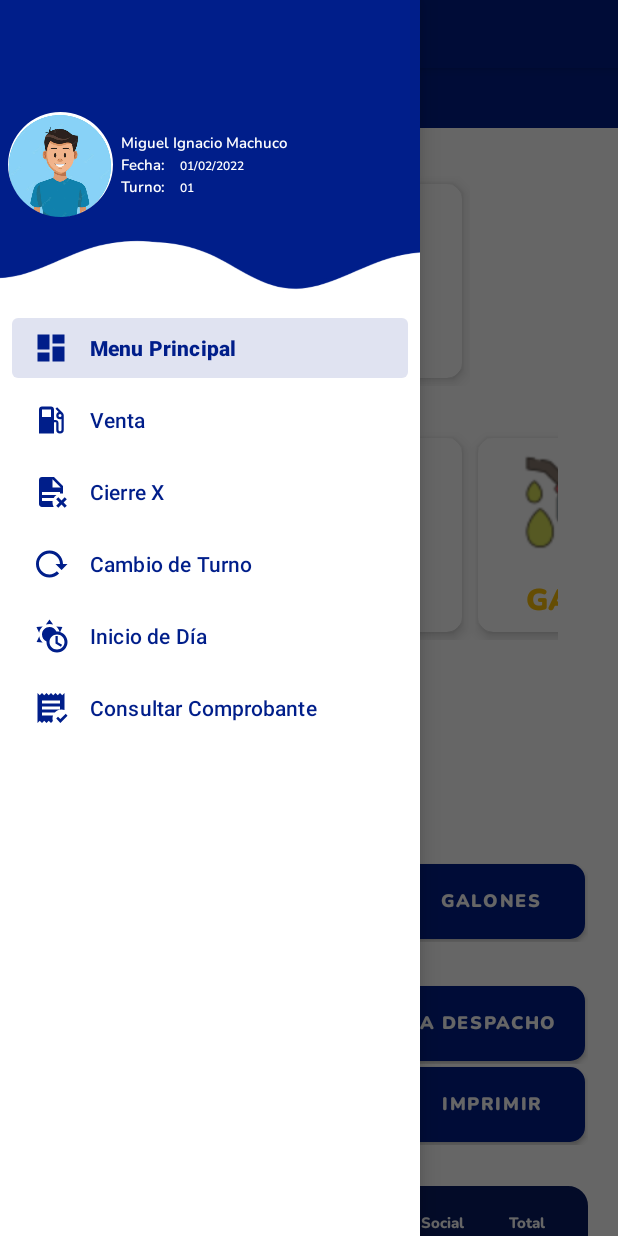
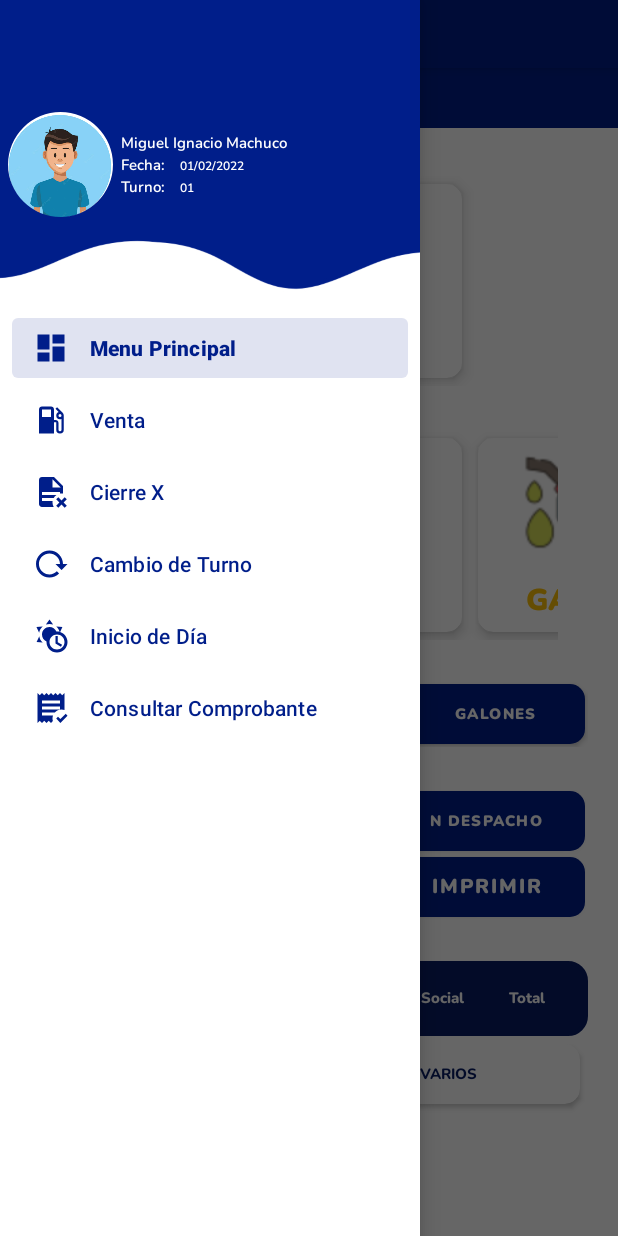
Before and after one commit to melinallacuag/Printama, an Android app: the fragment VentaFragment placed in its activity, with the side drawer open, on a phone screen of 412 x 824 dp. Run offline under Robolectric (Android 15) with nearby library versions, the phone set to English and light mode, and no system bars; libraries missing offline, so code that uses them is left out: com.journeyapps.barcodescanner, net.glxn.qrgen; 2 statements that could not run were skipped.

```diff
--- a/app/src/main/AndroidManifest.xml
+++ b/app/src/main/AndroidManifest.xml
@@ -10,6 +10,8 @@
 
     <uses-permission android:name="android.permission.READ_PRIVILEGED_PHONE_STATE"
         tools:ignore="ProtectedPermissions" />
+    <uses-permission android:name="android.permission.WRITE_EXTERNAL_STORAGE" />
+    <uses-permission android:name="android.permission.READ_EXTERNAL_STORAGE" />
 
     <application
         android:allowBackup="true"
--- a/app/src/main/java/com/anggastudio/sample/SolesFragment.java
+++ b/app/src/main/java/com/anggastudio/sample/SolesFragment.java
@@ -52,12 +52,12 @@ public class SolesFragment extends DialogFragment {
             public void onClick(View view) {
                 textsol = (TextView) getActivity().findViewById(R.id.txtimporte);
 
+
                 BigDecimal bd = new BigDecimal(montosoles.getText().toString());
                 bd = bd.setScale(2, RoundingMode.HALF_UP);
                 textsol.setText(bd.toString());
 
            //     textsol.setText( montosoles.getText().toString());
-
 
                String textsol = montosoles.getText().toString().trim();
                 int numsol   = Integer.parseInt(textsol);
@@ -70,6 +70,8 @@ public class SolesFragment extends DialogFragment {
                     Toast.makeText(getContext(), "SE AGREGO CORRECTAMENTE", Toast.LENGTH_SHORT).show();
                     dismiss();
                 }
+
+
 
 
             }
--- a/app/src/main/res/drawable/fondo_degradado.xml
+++ b/app/src/main/res/drawable/fondo_degradado.xml
@@ -4,9 +4,9 @@
         <shape android:shape="rectangle">
             <corners android:radius="20dp"/>
             <gradient
-                android:startColor="#5992A4"
-                android:centerColor="#5992A4"
-                android:endColor="#515DC2"
+                android:startColor="#A6D0DD"
+                android:centerColor="#A4CBD6"
+                android:endColor="#656FC8"
                 android:type="linear"
                 android:centerX="0.5"
                 android:centerY="0.1"/>
--- a/app/src/main/res/layout/activity_login.xml
+++ b/app/src/main/res/layout/activity_login.xml
@@ -117,6 +117,7 @@
             android:layout_height="wrap_content"
             android:layout_marginTop="20sp"
             android:textAllCaps="true"
+            android:fontFamily="@font/nunito_semibold"
             android:layout_gravity="center" />
     </LinearLayout>
 
--- a/app/src/main/res/layout/fragment_boleta.xml
+++ b/app/src/main/res/layout/fragment_boleta.xml
@@ -11,7 +11,7 @@
         android:layout_width="380sp"
         android:layout_height="wrap_content"
         android:orientation="vertical"
-       android:padding="20sp"
+       android:padding="30sp"
         app:layout_constraintEnd_toEndOf="parent"
         app:layout_constraintStart_toStartOf="parent"
         app:layout_constraintTop_toTopOf="parent">
--- a/app/src/main/res/layout/fragment_factura.xml
+++ b/app/src/main/res/layout/fragment_factura.xml
@@ -11,7 +11,7 @@
         android:layout_width="380sp"
         android:layout_height="wrap_content"
         android:orientation="vertical"
-       android:padding="20sp"
+       android:padding="30sp"
         app:layout_constraintEnd_toEndOf="parent"
         app:layout_constraintStart_toStartOf="parent"
         app:layout_constraintTop_toTopOf="parent">
--- a/app/src/main/res/layout/fragment_galones.xml
+++ b/app/src/main/res/layout/fragment_galones.xml
@@ -10,7 +10,7 @@
         android:layout_width="380sp"
         android:layout_height="wrap_content"
         android:orientation="vertical"
-        android:padding="20sp"
+        android:padding="30sp"
         app:layout_constraintEnd_toEndOf="parent"
         app:layout_constraintStart_toStartOf="parent"
         app:layout_constraintTop_toTopOf="parent">
--- a/app/src/main/res/layout/fragment_libre.xml
+++ b/app/src/main/res/layout/fragment_libre.xml
@@ -10,7 +10,7 @@
         android:layout_width="380sp"
         android:layout_height="wrap_content"
         android:orientation="vertical"
-        android:padding="20sp"
+        android:padding="30sp"
         app:layout_constraintEnd_toEndOf="parent"
         app:layout_constraintStart_toStartOf="parent"
         app:layout_constraintTop_toTopOf="parent">
--- a/app/src/main/res/layout/fragment_nota_despacho.xml
+++ b/app/src/main/res/layout/fragment_nota_despacho.xml
@@ -10,7 +10,7 @@
         android:layout_width="380sp"
         android:layout_height="wrap_content"
         android:orientation="vertical"
-        android:padding="20sp"
+        android:padding="30sp"
         app:layout_constraintEnd_toEndOf="parent"
         app:layout_constraintStart_toStartOf="parent"
         app:layout_constraintTop_toTopOf="parent">
--- a/app/src/main/res/layout/fragment_serafin.xml
+++ b/app/src/main/res/layout/fragment_serafin.xml
@@ -10,7 +10,7 @@
         android:layout_width="380sp"
         android:layout_height="wrap_content"
         android:orientation="vertical"
-        android:padding="20sp"
+        android:padding="30sp"
         app:layout_constraintEnd_toEndOf="parent"
         app:layout_constraintStart_toStartOf="parent"
         app:layout_constraintTop_toTopOf="parent">
--- a/app/src/main/res/layout/fragment_soles.xml
+++ b/app/src/main/res/layout/fragment_soles.xml
@@ -10,7 +10,7 @@
         android:layout_width="380sp"
         android:layout_height="wrap_content"
         android:orientation="vertical"
-        android:padding="20dp"
+        android:padding="30dp"
         app:layout_constraintEnd_toEndOf="parent"
         app:layout_constraintStart_toStartOf="parent"
         app:layout_constraintTop_toTopOf="parent">
--- a/app/src/main/res/layout/fragment_venta.xml
+++ b/app/src/main/res/layout/fragment_venta.xml
@@ -174,6 +174,13 @@
                     </LinearLayout>
 
                 </androidx.cardview.widget.CardView>
+                <ImageView
+                    android:id="@+id/image_qr"
+                    android:layout_width="100dp"
+                    android:layout_height="100dp"
+                    android:src="@drawable/icon_app"
+                    android:layout_centerHorizontal="true"
+                    android:layout_marginTop="20dp" />
             </GridLayout>
         </HorizontalScrollView>
 
@@ -414,13 +421,7 @@
                 </androidx.cardview.widget.CardView>
             </GridLayout>
         </HorizontalScrollView>
-        <ImageView
-            android:id="@+id/image_qr"
-            android:layout_width="100dp"
-            android:layout_height="100dp"
-            android:src="@drawable/icon_app"
-            android:layout_centerHorizontal="true"
-            android:layout_marginTop="20dp" />
+
         <TextView
             android:id="@+id/textView7"
             android:layout_width="wrap_content"
@@ -444,7 +445,7 @@
             <Button
                 android:id="@+id/btnlibre"
                 android:layout_width="wrap_content"
-                android:layout_height="50sp"
+                android:layout_height="40sp"
                 android:layout_rowWeight="1"
                 android:layout_columnWeight="1"
                 android:layout_margin="2sp"
@@ -454,13 +455,13 @@
                 android:text="LIBRE"
                 android:textAlignment="center"
                 android:textColor="#FFFFFF"
-                android:textSize="12sp"
+                android:textSize="10sp"
                 app:cornerRadius="10sp" />
 
             <Button
                 android:id="@+id/btnsoles"
                 android:layout_width="wrap_content"
-                android:layout_height="50sp"
+                android:layout_height="40sp"
                 android:layout_rowWeight="1"
                 android:layout_columnWeight="1"
                 android:layout_margin="2sp"
@@ -470,13 +471,13 @@
                 android:text="SOLES"
                 android:textAlignment="center"
                 android:textColor="#FFFFFF"
-                android:textSize="12sp"
+                android:textSize="10sp"
                 app:cornerRadius="10sp" />
 
             <Button
                 android:id="@+id/btngalones"
                 android:layout_width="wrap_content"
-                android:layout_height="50sp"
+                android:layout_height="40sp"
                 android:layout_rowWeight="1"
                 android:layout_columnWeight="1"
                 android:layout_margin="2sp"
@@ -486,7 +487,7 @@
                 android:text="GALONES"
                 android:textAlignment="center"
                 android:textColor="#FFFFFF"
-                android:textSize="12sp"
+                android:textSize="10sp"
                 app:cornerRadius="10sp" />
         </LinearLayout>
 
@@ -513,7 +514,7 @@
             <Button
                 android:id="@+id/btnboleta"
                 android:layout_width="wrap_content"
-                android:layout_height="50sp"
+                android:layout_height="40sp"
                 android:layout_rowWeight="1"
                 android:layout_columnWeight="1"
                 android:layout_margin="2sp"
@@ -524,13 +525,13 @@
                 android:text="BOLETA"
                 android:textAlignment="center"
                 android:textColor="#FFFFFF"
-                android:textSize="12sp"
+                android:textSize="10sp"
                 app:cornerRadius="10sp" />
 
             <Button
                 android:id="@+id/btnfactura"
                 android:layout_width="wrap_content"
-                android:layout_height="50sp"
+                android:layout_height="40sp"
                 android:layout_rowWeight="1"
                 android:layout_columnWeight="1"
                 android:layout_margin="2sp"
@@ -541,23 +542,23 @@
                 android:text="FACTURA"
                 android:textAlignment="center"
                 android:textColor="#FFFFFF"
-                android:textSize="12sp"
+                android:textSize="10sp"
                 app:cornerRadius="10sp" />
 
             <Button
                 android:id="@+id/btnnotadespacho"
                 android:layout_width="wrap_content"
-                android:layout_height="50sp"
+                android:layout_height="40sp"
                 android:layout_rowWeight="1"
                 android:layout_columnWeight="1"
                 android:layout_margin="2sp"
                 android:layout_weight="1"
                 android:background="@drawable/button"
                 android:fontFamily="@font/nunito_black"
-                android:text="NOTA DESPACHO"
+                android:text="N DESPACHO"
                 android:textAlignment="center"
                 android:textColor="#FFFFFF"
-                android:textSize="12sp"
+                android:textSize="10sp"
                 app:cornerRadius="10sp" />
         </LinearLayout>
 
@@ -568,7 +569,7 @@
             <Button
                 android:id="@+id/btnserafin"
                 android:layout_width="wrap_content"
-                android:layout_height="50sp"
+                android:layout_height="40sp"
                 android:layout_rowWeight="1"
                 android:layout_columnWeight="1"
                 android:layout_margin="2sp"
@@ -578,13 +579,13 @@
                 android:text="SERAFIN"
                 android:textAlignment="center"
                 android:textColor="#FFFFFF"
-                android:textSize="12sp"
+                android:textSize="10sp"
                 app:cornerRadius="10sp" />
 
             <Button
                 android:id="@+id/btnpuntos"
                 android:layout_width="wrap_content"
-                android:layout_height="50sp"
+                android:layout_height="40sp"
                 android:layout_rowWeight="1"
                 android:layout_columnWeight="1"
                 android:layout_margin="2sp"
@@ -594,13 +595,13 @@
                 android:text="PUNTOS"
                 android:textAlignment="center"
                 android:textColor="#FFFFFF"
-                android:textSize="12sp"
+                android:textSize="10sp"
                 app:cornerRadius="10sp" />
 
             <Button
                 android:id="@+id/btnimprimir"
                 android:layout_width="wrap_content"
-                android:layout_height="50sp"
+                android:layout_height="40sp"
                 android:layout_rowWeight="1"
                 android:layout_columnWeight="1"
                 android:layout_margin="2sp"
@@ -610,7 +611,7 @@
                 android:text="imprimir"
                 android:textAlignment="center"
                 android:textColor="#FFFFFF"
-                android:textSize="12sp"
+                android:textSize="13sp"
                 app:cornerRadius="10sp" />
         </LinearLayout>
 
--- a/app/src/main/res/values/strings.xml
+++ b/app/src/main/res/values/strings.xml
@@ -1,5 +1,6 @@
 <resources>
-    <string name="app_name">Grifo Robles</string>
+    <string name="app_name">APPSVEN</string>
+    <string name="nombre_emresa">Grifo Robles</string>
     <string name="open_nav">Open Navigation Drawer</string>
     <string name="close_nav">Close Navigation Drawer</string>
     <!-- TODO: Remove or change this placeholder text -->
```
Also changed, not shown: app/src/main/java/com/anggastudio/sample/VentaFragment.java (+39 -20 lines), app/src/main/res/layout/fragment_dasboard.xml (+15 -13 lines).
